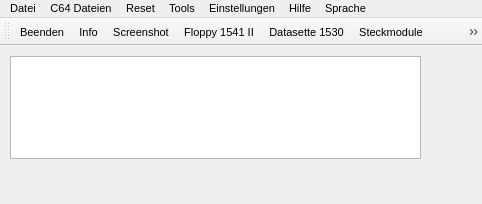
Before: the Qt Designer form src/main_window.ui in ThKattanek/emu64, drawn with Qt 5.
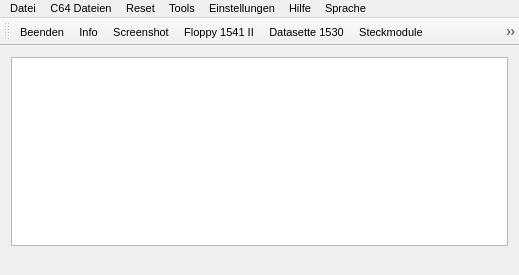
After: the same form once the commit is applied. Icons and pictures are not drawn.

Commit message: MainWindow angepasst.

```diff
--- a/src/main_window.ui
+++ b/src/main_window.ui
@@ -9,8 +9,8 @@
    <rect>
     <x>0</x>
     <y>0</y>
-    <width>482</width>
-    <height>204</height>
+    <width>519</width>
+    <height>275</height>
    </rect>
   </property>
   <property name="font">
@@ -65,15 +65,9 @@
      <pointsize>8</pointsize>
     </font>
    </property>
+   <layout class="QGridLayout" name="gridLayout">
+    <item row="0" column="0">
    <widget class="QTableWidget" name="FloppyTabel">
-    <property name="geometry">
-     <rect>
-      <x>10</x>
-      <y>10</y>
-      <width>411</width>
-      <height>103</height>
-     </rect>
-    </property>
     <property name="focusPolicy">
      <enum>Qt::NoFocus</enum>
     </property>
@@ -99,6 +93,8 @@
      <bool>false</bool>
     </attribute>
    </widget>
+    </item>
+   </layout>
   </widget>
   <widget class="QStatusBar" name="statusBar">
    <property name="minimumSize">
@@ -166,8 +162,8 @@
     <rect>
      <x>0</x>
      <y>0</y>
-     <width>482</width>
-     <height>18</height>
+     <width>519</width>
+     <height>23</height>
     </rect>
    </property>
    <property name="font">
```
Lines whose indentation alone changed are shown as unchanged.
